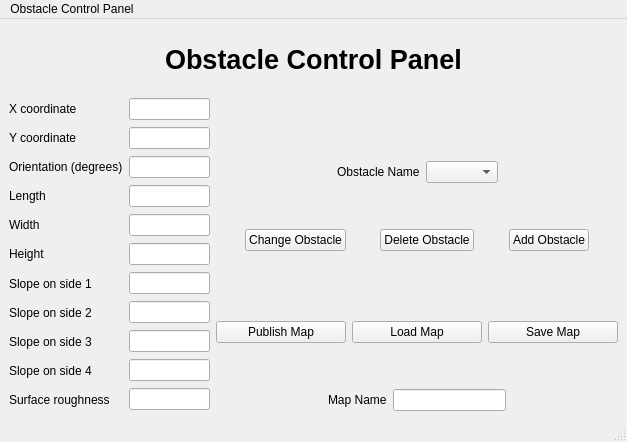
MRSD-Project-GHAR/ha_planner, file rand_grid_map_gen/forms/control_panel.ui: the form before one commit.
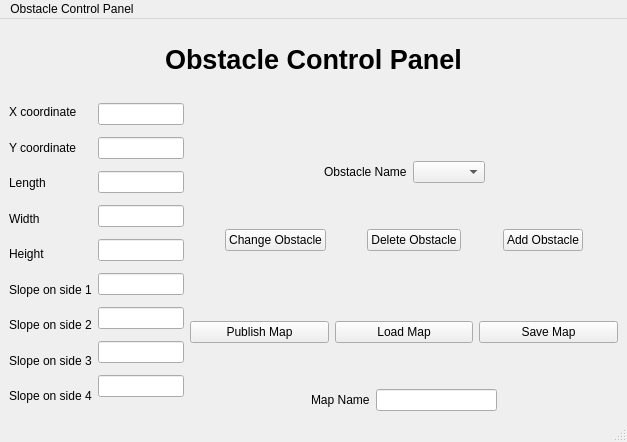
The form after the commit.

Commit message: Remove orientation and roughness from the UI

The edit to the form file:
```diff
--- a/rand_grid_map_gen/forms/control_panel.ui
+++ b/rand_grid_map_gen/forms/control_panel.ui
@@ -78,13 +78,6 @@
             </property>
            </widget>
           </item>
-          <item>
-           <widget class="QLabel" name="label_12">
-            <property name="text">
-             <string>Orientation (degrees)</string>
-            </property>
-           </widget>
-          </item>
           <item>
            <widget class="QLabel" name="label">
             <property name="text">
@@ -134,13 +127,6 @@
             </property>
            </widget>
           </item>
-          <item>
-           <widget class="QLabel" name="label_11">
-            <property name="text">
-             <string>Surface roughness</string>
-            </property>
-           </widget>
-          </item>
          </layout>
         </item>
         <item>
@@ -151,9 +137,6 @@
           <item>
            <widget class="QLineEdit" name="y"/>
           </item>
-          <item>
-           <widget class="QLineEdit" name="orientation"/>
-          </item>
           <item>
            <widget class="QLineEdit" name="length"/>
           </item>
@@ -175,9 +158,6 @@
           <item>
            <widget class="QLineEdit" name="slope_4"/>
           </item>
-          <item>
-           <widget class="QLineEdit" name="roughness"/>
-          </item>
          </layout>
         </item>
         <item>
```
The commit also changes 1 other file.
